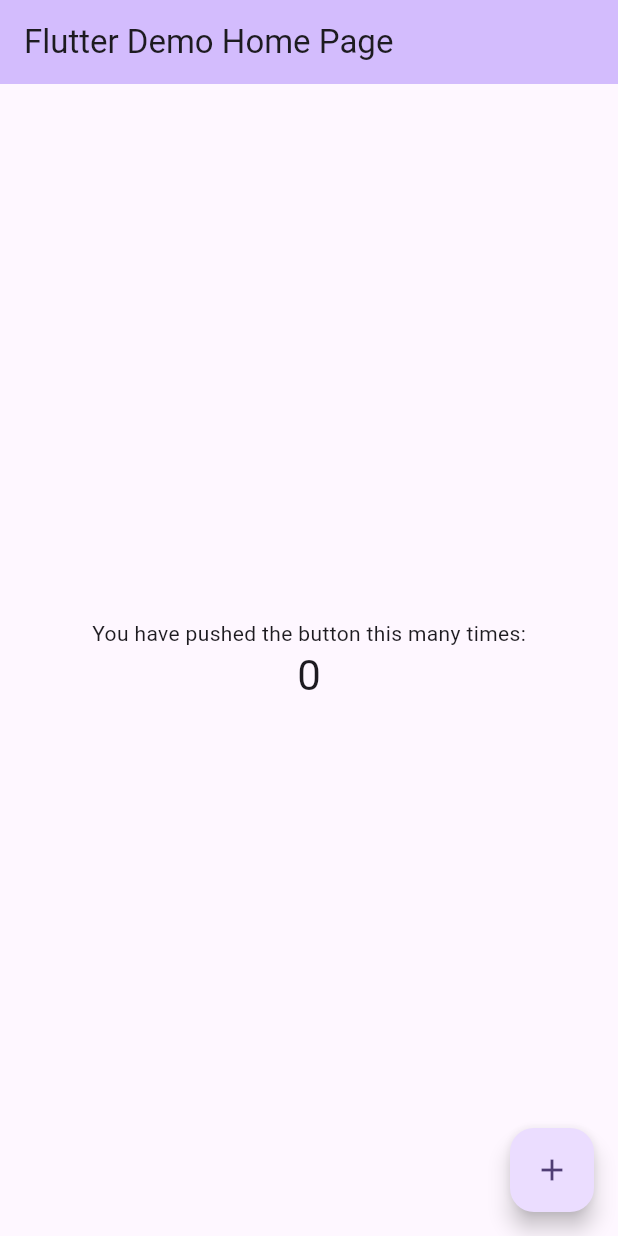
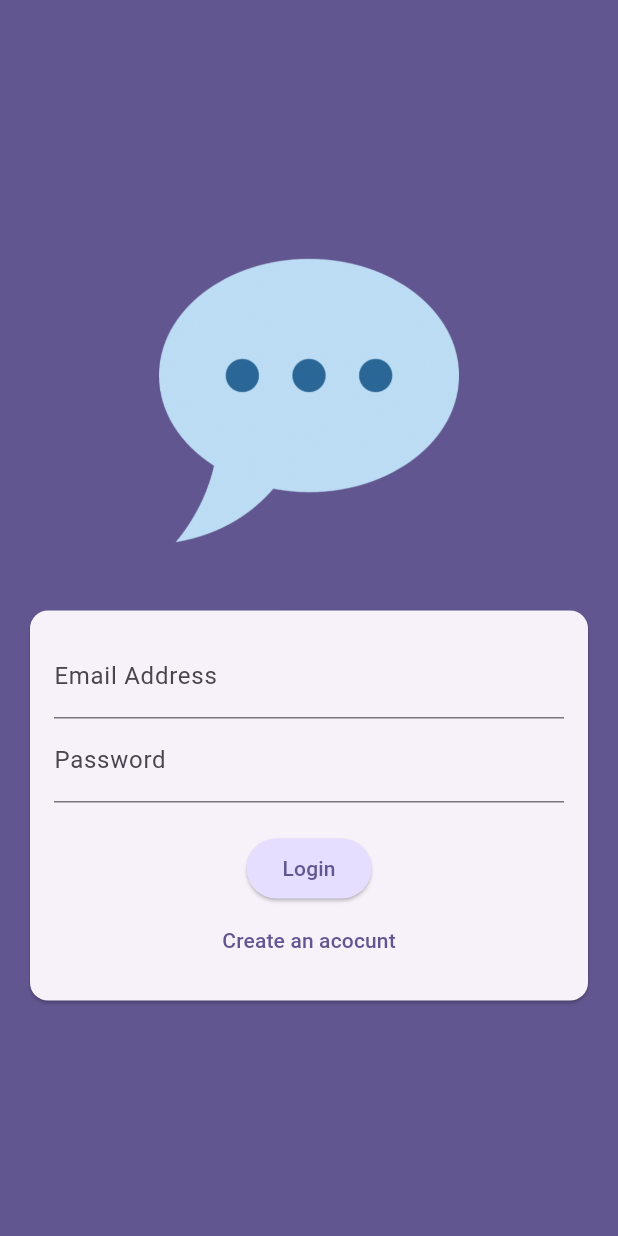
Before and after one commit to hiepp1/Chat-Application, a Flutter app: the screen it shows after launch, on a phone screen of 412 x 824 dp. Run offline on Flutter 3.47's test engine with Material 3 defaults, Android fonts, the phone set to English and light mode, and no system bars; our stand-ins replace cloud_firestore, firebase_auth, firebase_core, firebase_storage, image_picker; accounts and stored records are empty.

```diff
--- a/lib/main.dart
+++ b/lib/main.dart
@@ -1,125 +1,42 @@
+import 'package:chat_app/screens/auth.dart';
+import 'package:chat_app/screens/chat.dart';
+import 'package:chat_app/screens/splash.dart';
+import 'package:firebase_auth/firebase_auth.dart';
 import 'package:flutter/material.dart';
+import 'package:firebase_core/firebase_core.dart';
+import 'firebase_options.dart';
 
-void main() {
-  runApp(const MyApp());
+void main() async {
+  WidgetsFlutterBinding.ensureInitialized();
+  await Firebase.initializeApp(
+    options: DefaultFirebaseOptions.currentPlatform,
+  );
+  runApp(const App());
 }
 
-class MyApp extends StatelessWidget {
-  const MyApp({super.key});
+class App extends StatelessWidget {
+  const App({super.key});
 
-  // This widget is the root of your application.
   @override
   Widget build(BuildContext context) {
     return MaterialApp(
-      title: 'Flutter Demo',
-      theme: ThemeData(
-        // This is the theme of your application.
-        //
-        // TRY THIS: Try running your application with "flutter run". You'll see
-        // the application has a purple toolbar. Then, without quitting the app,
-        // try changing the seedColor in the colorScheme below to Colors.green
-        // and then invoke "hot reload" (save your changes or press the "hot
-        // reload" button in a Flutter-supported IDE, or press "r" if you used
-        // the command line to start the app).
-        //
-        // Notice that the counter didn't reset back to zero; the application
-        // state is not lost during the reload. To reset the state, use hot
-        // restart instead.
-        //
-        // This works for code too, not just values: Most code changes can be
-        // tested with just a hot reload.
-        colorScheme: ColorScheme.fromSeed(seedColor: Colors.deepPurple),
-        useMaterial3: true,
+      title: 'FlutterChat',
+      theme: ThemeData().copyWith(
+        colorScheme: ColorScheme.fromSeed(
+            seedColor: const Color.fromARGB(255, 63, 17, 177)),
       ),
-      home: const MyHomePage(title: 'Flutter Demo Home Page'),
+      home: StreamBuilder(
+        stream: FirebaseAuth.instance.authStateChanges(),
+        builder: (ctx, snapshop) {
+          if (snapshop.connectionState == ConnectionState.waiting) {
+            return const SplashScreen();
+          }
+          if (snapshop.hasData) {
+            return const ChatScreen();
+          }
+          return const AuthScreen();
+        },
+      ),
     );
   }
 }
-
-class MyHomePage extends StatefulWidget {
-  const MyHomePage({super.key, required this.title});
-
-  // This widget is the home page of your application. It is stateful, meaning
-  // that it has a State object (defined below) that contains fields that affect
-  // how it looks.
-
-  // This class is the configuration for the state. It holds the values (in this
-  // case the title) provided by the parent (in this case the App widget) and
-  // used by the build method of the State. Fields in a Widget subclass are
-  // always marked "final".
-
-  final String title;
-
-  @override
-  State<MyHomePage> createState() => _MyHomePageState();
-}
-
-class _MyHomePageState extends State<MyHomePage> {
-  int _counter = 0;
-
-  void _incrementCounter() {
-    setState(() {
-      // This call to setState tells the Flutter framework that something has
-      // changed in this State, which causes it to rerun the build method below
-      // so that the display can reflect the updated values. If we changed
-      // _counter without calling setState(), then the build method would not be
-      // called again, and so nothing would appear to happen.
-      _counter++;
-    });
-  }
-
-  @override
-  Widget build(BuildContext context) {
-    // This method is rerun every time setState is called, for instance as done
-    // by the _incrementCounter method above.
-    //
-    // The Flutter framework has been optimized to make rerunning build methods
-    // fast, so that you can just rebuild anything that needs updating rather
-    // than having to individually change instances of widgets.
-    return Scaffold(
-      appBar: AppBar(
-        // TRY THIS: Try changing the color here to a specific color (to
-        // Colors.amber, perhaps?) and trigger a hot reload to see the AppBar
-        // change color while the other colors stay the same.
-        backgroundColor: Theme.of(context).colorScheme.inversePrimary,
-        // Here we take the value from the MyHomePage object that was created by
-        // the App.build method, and use it to set our appbar title.
-        title: Text(widget.title),
-      ),
-      body: Center(
-        // Center is a layout widget. It takes a single child and positions it
-        // in the middle of the parent.
-        child: Column(
-          // Column is also a layout widget. It takes a list of children and
-          // arranges them vertically. By default, it sizes itself to fit its
-          // children horizontally, and tries to be as tall as its parent.
-          //
-          // Column has various properties to control how it sizes itself and
-          // how it positions its children. Here we use mainAxisAlignment to
-          // center the children vertically; the main axis here is the vertical
-          // axis because Columns are vertical (the cross axis would be
-          // horizontal).
-          //
-          // TRY THIS: Invoke "debug painting" (choose the "Toggle Debug Paint"
-          // action in the IDE, or press "p" in the console), to see the
-          // wireframe for each widget.
-          mainAxisAlignment: MainAxisAlignment.center,
-          children: <Widget>[
-            const Text(
-              'You have pushed the button this many times:',
-            ),
-            Text(
-              '$_counter',
-              style: Theme.of(context).textTheme.headlineMedium,
-            ),
-          ],
-        ),
-      ),
-      floatingActionButton: FloatingActionButton(
-        onPressed: _incrementCounter,
-        tooltip: 'Increment',
-        child: const Icon(Icons.add),
-      ), // This trailing comma makes auto-formatting nicer for build methods.
-    );
-  }
-}
--- /dev/null
+++ b/lib/screens/auth.dart
@@ -0,0 +1,204 @@
+import 'dart:io';
+
+import 'package:chat_app/widgets/user_image.dart';
+import 'package:cloud_firestore/cloud_firestore.dart';
+import 'package:firebase_auth/firebase_auth.dart';
+import 'package:firebase_storage/firebase_storage.dart';
+import 'package:flutter/material.dart';
+
+final _firebase = FirebaseAuth.instance;
+
+class AuthScreen extends StatefulWidget {
+  const AuthScreen({super.key});
+
+  @override
+  State<StatefulWidget> createState() {
+    return _AuthScreenState();
+  }
+}
+
+final _form = GlobalKey<FormState>();
+
+class _AuthScreenState extends State<AuthScreen> {
+  var _isLogin = true;
+  var _enteredEmail = '';
+  var _enteredPassword = '';
+  var _enteredUsername = '';
+  File? _selectedImage;
+  var _isAuthenticating = false;
+
+  void _submit() async {
+    final isValid = _form.currentState!.validate();
+
+    if (!isValid || !_isLogin && _selectedImage == null) {
+      return;
+    }
+
+    _form.currentState!.save();
+
+    try {
+      setState(() {
+        _isAuthenticating = true;
+      });
+      if (_isLogin) {
+        final userCredentials = await _firebase.signInWithEmailAndPassword(
+            email: _enteredEmail, password: _enteredPassword);
+      } else {
+        final userCredentials = await _firebase.createUserWithEmailAndPassword(
+            email: _enteredEmail, password: _enteredPassword);
+
+        final storageRef = FirebaseStorage.instance
+            .ref()
+            .child('user_images')
+            .child('${userCredentials.user!.uid}.jpg');
+
+        await storageRef.putFile(_selectedImage!);
+        final imageUrl = await storageRef.getDownloadURL();
+
+        await FirebaseFirestore.instance
+            .collection('users')
+            .doc(userCredentials.user!.uid)
+            .set({
+          'username': _enteredUsername,
+          'email': _enteredEmail,
+          'image_url': imageUrl,
+        });
+      }
+    } on FirebaseAuthException catch (error) {
+      if (error.code == 'email-already-in-use') {}
+
+      ScaffoldMessenger.of(context).clearSnackBars();
+      ScaffoldMessenger.of(context).showSnackBar(
+        SnackBar(
+          content: Text(error.message ?? 'Authenticaion failed'),
+        ),
+      );
+      setState(() {
+        _isAuthenticating = false;
+      });
+    }
+  }
+
+  @override
+  Widget build(BuildContext context) {
+    return Scaffold(
+      backgroundColor: Theme.of(context).colorScheme.primary,
+      body: Center(
+        child: SingleChildScrollView(
+          child: Column(
+            mainAxisAlignment: MainAxisAlignment.center,
+            children: [
+              Container(
+                margin: const EdgeInsets.only(
+                  top: 30,
+                  bottom: 20,
+                  left: 20,
+                  right: 20,
+                ),
+                width: 200,
+                child: Image.asset('assets/images/chat.png'),
+              ),
+              Card(
+                margin: const EdgeInsets.all(20),
+                child: SingleChildScrollView(
+                  child: Padding(
+                    padding: const EdgeInsets.all(16),
+                    child: Form(
+                      key: _form,
+                      child: Column(
+                        mainAxisSize: MainAxisSize.min,
+                        children: [
+                          if (!_isLogin)
+                            UserImagePicker(
+                              onPickImage: (pickedImage) {
+                                _selectedImage = pickedImage;
+                              },
+                            ),
+                          TextFormField(
+                            decoration: const InputDecoration(
+                                labelText: 'Email Address'),
+                            keyboardType: TextInputType.emailAddress,
+                            autocorrect: false,
+                            textCapitalization: TextCapitalization.none,
+                            validator: (value) {
+                              if (value == null ||
+                                  value.trim().isEmpty ||
+                                  !value.contains('@')) {
+                                return "Please enter valid email";
+                              }
+                              return null;
+                            },
+                            onSaved: (value) {
+                              _enteredEmail = value!;
+                            },
+                          ),
+                          if (!_isLogin)
+                            TextFormField(
+                              decoration:
+                                  const InputDecoration(labelText: 'Username'),
+                              enableSuggestions: false,
+                              validator: (value) {
+                                if (value == null ||
+                                    value.isEmpty ||
+                                    value.trim().length < 3) {
+                                  return 'Please enter valid username';
+                                }
+                                return null;
+                              },
+                              onSaved: (value) {
+                                _enteredUsername = value!;
+                              },
+                            ),
+                          TextFormField(
+                            decoration:
+                                const InputDecoration(labelText: 'Password'),
+                            obscureText: true,
+                            validator: (value) {
+                              if (value == null ||
+                                  value.trim().isEmpty ||
+                                  value.trim().length < 6) {
+                                return "Password must be at least 6 characters long";
+                              }
+                              return null;
+                            },
+                            onSaved: (value) {
+                              _enteredPassword = value!;
+                            },
+                          ),
+                          const SizedBox(height: 20),
+                          if (_isAuthenticating)
+                            const CircularProgressIndicator(),
+                          if (!_isAuthenticating)
+                            ElevatedButton(
+                              onPressed: _submit,
+                              style: ElevatedButton.styleFrom(
+                                backgroundColor: Theme.of(context)
+                                    .colorScheme
+                                    .primaryContainer,
+                              ),
+                              child: Text(_isLogin ? 'Login' : 'Signup'),
+                            ),
+                          if (!_isAuthenticating)
+                            TextButton(
+                              onPressed: () {
+                                setState(() {
+                                  _isLogin = !_isLogin;
+                                });
+                              },
+                              child: Text(_isLogin
+                                  ? 'Create an acocunt'
+                                  : 'I already have an account'),
+                            ),
+                        ],
+                      ),
+                    ),
+                  ),
+                ),
+              ),
+            ],
+          ),
+        ),
+      ),
+    );
+  }
+}
```
Also changed, not shown: lib/screens/chat.dart (added, +29 -0 lines), lib/screens/splash.dart (added, +17 -0 lines), lib/widgets/user_image.dart (added, +63 -0 lines), pubspec.yaml (+10 -7 lines), assets/images/chat.png (added), firebase.json (added), lib/firebase_options.dart (added), pubspec.lock, 8 other files.
